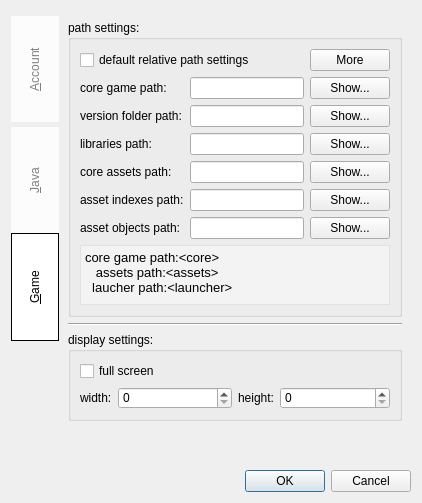
Old version of the form Kaminec/UI/preference.ui in the repository kaniol-lck/Kaminec.
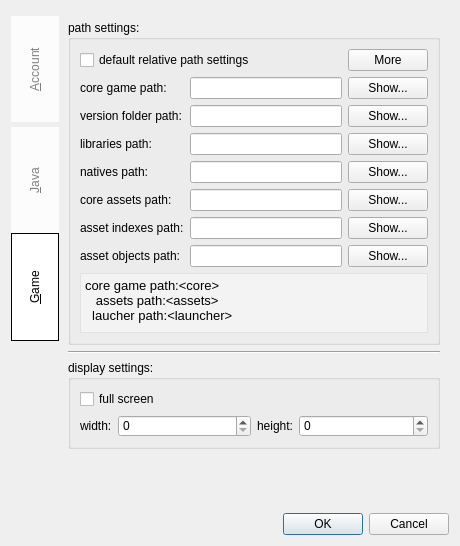
New version of the form. The open tabs and pages were chosen to show the change.

Commit message: add natives path settings in perference as before

```diff
--- a/Kaminec/UI/preference.ui
+++ b/Kaminec/UI/preference.ui
@@ -6,8 +6,8 @@
    <rect>
     <x>0</x>
     <y>0</y>
-    <width>422</width>
-    <height>503</height>
+    <width>460</width>
+    <height>546</height>
    </rect>
   </property>
   <property name="windowTitle">
@@ -29,7 +29,7 @@
       <enum>QTabWidget::Rounded</enum>
      </property>
      <property name="currentIndex">
-      <number>2</number>
+      <number>0</number>
      </property>
      <property name="elideMode">
       <enum>Qt::ElideNone</enum>
@@ -312,88 +312,8 @@
          <property name="title">
           <string>path settings:</string>
          </property>
-         <layout class="QGridLayout" name="gridLayout_7">
-          <item row="8" column="1">
-           <widget class="QLineEdit" name="objectsPath_le">
-            <property name="enabled">
-             <bool>true</bool>
-            </property>
-           </widget>
-          </item>
-          <item row="6" column="0">
-           <widget class="QLabel" name="assetsPath_label">
-            <property name="enabled">
-             <bool>true</bool>
-            </property>
-            <property name="text">
-             <string>core assets path:</string>
-            </property>
-            <property name="buddy">
-             <cstring>corePath_le</cstring>
-            </property>
-           </widget>
-          </item>
-          <item row="7" column="1">
-           <widget class="QLineEdit" name="indexesPath_le">
-            <property name="enabled">
-             <bool>true</bool>
-            </property>
-           </widget>
-          </item>
-          <item row="4" column="0">
-           <widget class="QLabel" name="libsPath_label">
-            <property name="enabled">
-             <bool>true</bool>
-            </property>
-            <property name="text">
-             <string>libraries path:</string>
-            </property>
-            <property name="buddy">
-             <cstring>corePath_le</cstring>
-            </property>
-           </widget>
-          </item>
-          <item row="4" column="2">
-           <widget class="QPushButton" name="libsPath_showPb">
-            <property name="enabled">
-             <bool>true</bool>
-            </property>
-            <property name="text">
-             <string>Show...</string>
-            </property>
-           </widget>
-          </item>
-          <item row="1" column="0">
-           <widget class="QLabel" name="corePath_label">
-            <property name="enabled">
-             <bool>true</bool>
-            </property>
-            <property name="text">
-             <string>core game path:</string>
-            </property>
-            <property name="buddy">
-             <cstring>corePath_le</cstring>
-            </property>
-           </widget>
-          </item>
-          <item row="1" column="2">
-           <widget class="QPushButton" name="corePath_showPb">
-            <property name="enabled">
-             <bool>true</bool>
-            </property>
-            <property name="text">
-             <string>Show...</string>
-            </property>
-           </widget>
-          </item>
-          <item row="0" column="0" colspan="2">
-           <widget class="QCheckBox" name="defaultPath_checkBox">
-            <property name="text">
-             <string>default relative path settings</string>
-            </property>
-           </widget>
-          </item>
-          <item row="6" column="2">
+         <layout class="QGridLayout" name="gridLayout_2">
+          <item row="8" column="2">
            <widget class="QPushButton" name="assetsPath_showPb">
             <property name="enabled">
              <bool>true</bool>
@@ -410,6 +330,13 @@
             </property>
            </widget>
           </item>
+          <item row="0" column="0" colspan="2">
+           <widget class="QCheckBox" name="defaultPath_checkBox">
+            <property name="text">
+             <string>default relative path settings</string>
+            </property>
+           </widget>
+          </item>
           <item row="1" column="1">
            <widget class="QLineEdit" name="corePath_le">
             <property name="enabled">
@@ -417,33 +344,42 @@
             </property>
            </widget>
           </item>
-          <item row="6" column="1">
-           <widget class="QLineEdit" name="assetsPath_le">
+          <item row="2" column="0">
+           <widget class="QLabel" name="versionsPath_label">
             <property name="enabled">
              <bool>true</bool>
             </property>
+            <property name="text">
+             <string>version folder path:</string>
+            </property>
+            <property name="buddy">
+             <cstring>corePath_le</cstring>
+            </property>
            </widget>
           </item>
-          <item row="7" column="0">
-           <widget class="QLabel" name="indexesPath_label">
+          <item row="4" column="0">
+           <widget class="QLabel" name="libsPath_label">
             <property name="enabled">
              <bool>true</bool>
             </property>
             <property name="text">
-             <string>asset indexes path:</string>
+             <string>libraries path:</string>
             </property>
             <property name="buddy">
              <cstring>corePath_le</cstring>
             </property>
            </widget>
           </item>
-          <item row="7" column="2">
-           <widget class="QPushButton" name="indexesPath_showPb">
+          <item row="1" column="0">
+           <widget class="QLabel" name="corePath_label">
             <property name="enabled">
              <bool>true</bool>
             </property>
             <property name="text">
-             <string>Show...</string>
+             <string>core game path:</string>
+            </property>
+            <property name="buddy">
+             <cstring>corePath_le</cstring>
             </property>
            </widget>
           </item>
@@ -454,31 +390,15 @@
             </property>
            </widget>
           </item>
-          <item row="8" column="2">
-           <widget class="QPushButton" name="objectsPath_showPb">
+          <item row="6" column="1">
+           <widget class="QLineEdit" name="nativesPath_le">
             <property name="enabled">
              <bool>true</bool>
             </property>
-            <property name="text">
-             <string>Show...</string>
-            </property>
            </widget>
           </item>
-          <item row="8" column="0">
-           <widget class="QLabel" name="objectsPath_label">
-            <property name="enabled">
-             <bool>true</bool>
-            </property>
-            <property name="text">
-             <string>asset objects path:</string>
-            </property>
-            <property name="buddy">
-             <cstring>corePath_le</cstring>
-            </property>
-           </widget>
-          </item>
-          <item row="2" column="2">
-           <widget class="QPushButton" name="versionsPath_showPb">
+          <item row="6" column="2">
+           <widget class="QPushButton" name="nativesPath_showPb">
             <property name="enabled">
              <bool>true</bool>
             </property>
@@ -494,20 +414,37 @@
             </property>
            </widget>
           </item>
-          <item row="2" column="0">
-           <widget class="QLabel" name="versionsPath_label">
+          <item row="2" column="2">
+           <widget class="QPushButton" name="versionsPath_showPb">
             <property name="enabled">
              <bool>true</bool>
             </property>
             <property name="text">
-             <string>version folder path:</string>
+             <string>Show...</string>
             </property>
-            <property name="buddy">
-             <cstring>corePath_le</cstring>
+           </widget>
+          </item>
+          <item row="1" column="2">
+           <widget class="QPushButton" name="corePath_showPb">
+            <property name="enabled">
+             <bool>true</bool>
             </property>
+            <property name="text">
+             <string>Show...</string>
+            </property>
            </widget>
           </item>
-          <item row="9" column="0" colspan="3">
+          <item row="10" column="2">
+           <widget class="QPushButton" name="indexesPath_showPb">
+            <property name="enabled">
+             <bool>true</bool>
+            </property>
+            <property name="text">
+             <string>Show...</string>
+            </property>
+           </widget>
+          </item>
+          <item row="12" column="0" colspan="3">
            <widget class="QTextBrowser" name="customPathHelper_tb">
             <property name="sizePolicy">
              <sizepolicy hsizetype="Expanding" vsizetype="Ignored">
@@ -535,6 +472,99 @@
             </property>
            </widget>
           </item>
+          <item row="11" column="0">
+           <widget class="QLabel" name="objectsPath_label">
+            <property name="enabled">
+             <bool>true</bool>
+            </property>
+            <property name="text">
+             <string>asset objects path:</string>
+            </property>
+            <property name="buddy">
+             <cstring>corePath_le</cstring>
+            </property>
+           </widget>
+          </item>
+          <item row="11" column="1">
+           <widget class="QLineEdit" name="objectsPath_le">
+            <property name="enabled">
+             <bool>true</bool>
+            </property>
+           </widget>
+          </item>
+          <item row="11" column="2">
+           <widget class="QPushButton" name="objectsPath_showPb">
+            <property name="enabled">
+             <bool>true</bool>
+            </property>
+            <property name="text">
+             <string>Show...</string>
+            </property>
+           </widget>
+          </item>
+          <item row="4" column="2">
+           <widget class="QPushButton" name="libsPath_showPb">
+            <property name="enabled">
+             <bool>true</bool>
+            </property>
+            <property name="text">
+             <string>Show...</string>
+            </property>
+           </widget>
+          </item>
+          <item row="10" column="1">
+           <widget class="QLineEdit" name="indexesPath_le">
+            <property name="enabled">
+             <bool>true</bool>
+            </property>
+           </widget>
+          </item>
+          <item row="10" column="0">
+           <widget class="QLabel" name="indexesPath_label">
+            <property name="enabled">
+             <bool>true</bool>
+            </property>
+            <property name="text">
+             <string>asset indexes path:</string>
+            </property>
+            <property name="buddy">
+             <cstring>corePath_le</cstring>
+            </property>
+           </widget>
+          </item>
+          <item row="8" column="1">
+           <widget class="QLineEdit" name="assetsPath_le">
+            <property name="enabled">
+             <bool>true</bool>
+            </property>
+           </widget>
+          </item>
+          <item row="8" column="0">
+           <widget class="QLabel" name="assetsPath_label">
+            <property name="enabled">
+             <bool>true</bool>
+            </property>
+            <property name="text">
+             <string>core assets path:</string>
+            </property>
+            <property name="buddy">
+             <cstring>corePath_le</cstring>
+            </property>
+           </widget>
+          </item>
+          <item row="6" column="0">
+           <widget class="QLabel" name="nativesPath_label">
+            <property name="enabled">
+             <bool>true</bool>
+            </property>
+            <property name="text">
+             <string>natives path:</string>
+            </property>
+            <property name="buddy">
+             <cstring>corePath_le</cstring>
+            </property>
+           </widget>
+          </item>
          </layout>
         </widget>
        </item>
```
The commit also changes 4 other files.
